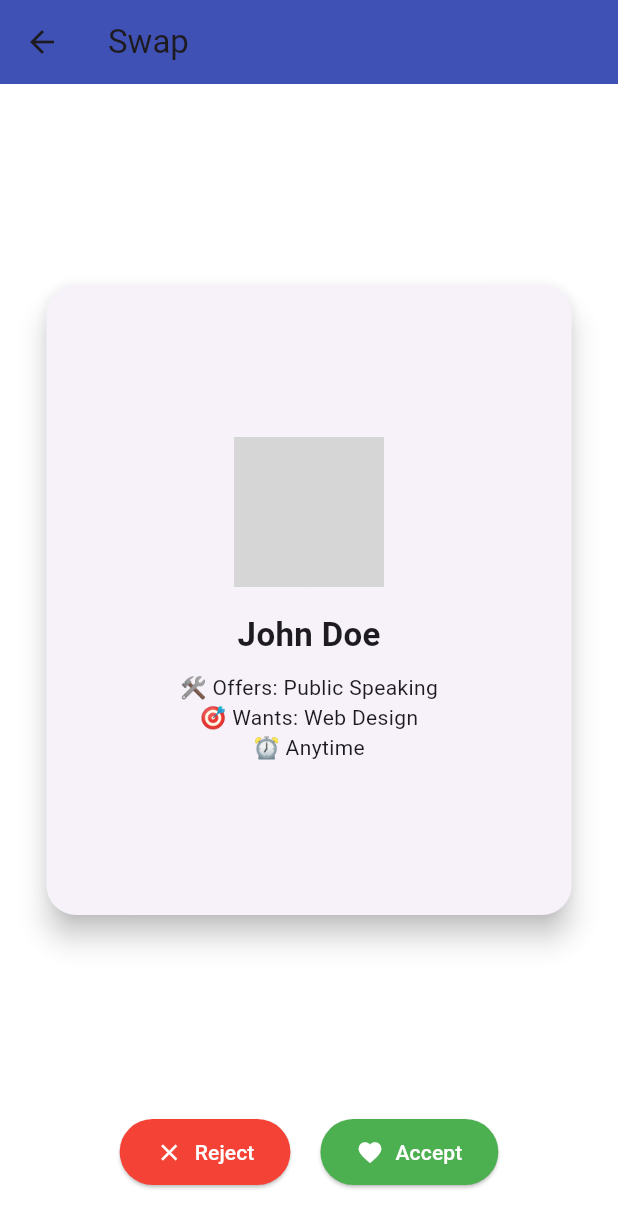
After one commit to ArnabIITP/SkillEx, a Flutter app: the Swap screen opened directly, after a tap on "Reject", after a tap on "Accept", on a phone screen of 412 x 824 dp. The commit adds this screen. Shown: the top 1228 px of the screen. Run offline on Flutter 3.47's test engine with Material 3 defaults, Android fonts, the light colour scheme and no system bars; our stand-ins replace cloud_firestore, firebase_auth, firebase_core; accounts and stored records are empty; network calls fail; grey boxes are pictures that could not be loaded.

Commit message:
updated request and swap page

```diff
--- a/lib/Screen/User/Bottomnav.dart
+++ b/lib/Screen/User/Bottomnav.dart
@@ -1,8 +1,8 @@
 import 'package:flutter/material.dart';
 import 'package:untitled/Screen/User/home.dart';
-import 'package:untitled/Screen/User/swipe.dart';
+import 'package:untitled/Screen/User/Swap.dart';
 import 'package:untitled/Screen/User/profile.dart';
-import 'Search.dart';
+import 'Request.dart';
 
 class BottomNavPage extends StatefulWidget {
   const BottomNavPage({Key? key}) : super(key: key);
@@ -16,8 +16,8 @@ class _BottomNavPageState extends State<BottomNavPage> {
 
   final List<Widget> _screens = [
     HomePage(),       // Home screen with category, users etc.
-    Swipe(),          // Swipe screen
-    SearchPage(),     // Search screen
+    Swap(),          // Swipe screen
+    RequestPage(),     // Search screen
     ProfilePage(),    // Profile screen
   ];
 
@@ -39,8 +39,8 @@ class _BottomNavPageState extends State<BottomNavPage> {
         type: BottomNavigationBarType.fixed,
         items: const [
           BottomNavigationBarItem(icon: Icon(Icons.home), label: 'Home'),
-          BottomNavigationBarItem(icon: Icon(Icons.swap_horiz), label: 'Swipe'),
-          BottomNavigationBarItem(icon: Icon(Icons.search), label: 'Search'),
+          BottomNavigationBarItem(icon: Icon(Icons.swap_horiz), label: 'Swap'),
+          BottomNavigationBarItem(icon: Icon(Icons.child_friendly_outlined), label: 'Request'),
           BottomNavigationBarItem(icon: Icon(Icons.person), label: 'Profile'),
         ],
       ),
--- /dev/null
+++ b/lib/Screen/User/Swap.dart
@@ -0,0 +1,195 @@
+import 'package:cloud_firestore/cloud_firestore.dart';
+import 'package:firebase_auth/firebase_auth.dart';
+import 'package:flutter/material.dart';
+
+class Swap extends StatefulWidget {
+  const Swap({Key? key}) : super(key: key);
+
+  @override
+  State<Swap> createState() => _SwapState();
+}
+
+class _SwapState extends State<Swap> {
+  final List<Map<String, String>> users = [
+    {
+      "uid": "user_001",
+      "name": "Aryan Singh",
+      "skillsOffered": "Flutter, UI/UX",
+      "skillsWanted": "Photoshop",
+      "availability": "Weekends",
+      "photoUrl": "https://via.placeholder.com/100"
+    },
+    {
+      "uid": "user_002",
+      "name": "Sneha Roy",
+      "skillsOffered": "Python, ML",
+      "skillsWanted": "Guitar",
+      "availability": "Evenings",
+      "photoUrl": "https://via.placeholder.com/100"
+    },
+    {
+      "uid": "user_003",
+      "name": "John Doe",
+      "skillsOffered": "Public Speaking",
+      "skillsWanted": "Web Design",
+      "availability": "Anytime",
+      "photoUrl": "https://via.placeholder.com/100"
+    },
+  ];
+
+  int currentIndex = 0;
+  Color backgroundColor = Colors.white;
+
+  void _likeUser() async {
+    final currentUser = FirebaseAuth.instance.currentUser;
+
+    if (currentUser == null) {
+      print("User not logged in");
+      return;
+    }
+
+    final toUser = users[currentIndex];
+
+    await FirebaseFirestore.instance.collection('swipeRequests').add({
+      'fromUserId': currentUser.uid,
+      'fromName': currentUser.displayName ?? "Anonymous",
+      'fromPhoto': currentUser.photoURL ?? "",
+      'toUserId': toUser["uid"] ?? "",
+      'toUserName': toUser["name"],
+      'skillsOffered': toUser["skillsOffered"],
+      'skillsWanted': toUser["skillsWanted"],
+      'availability': toUser["availability"],
+      'photoUrl': toUser["photoUrl"],
+      'timestamp': FieldValue.serverTimestamp(),
+    });
+
+    _nextUser();
+  }
+
+  void _rejectUser() {
+    _nextUser();
+  }
+
+  void _nextUser() {
+    setState(() {
+      currentIndex++;
+      backgroundColor = Colors.white;
+    });
+  }
+
+  void _handleSwipeUpdate(DragUpdateDetails details) {
+    setState(() {
+      if (details.delta.dx > 0) {
+        backgroundColor = Colors.green.shade100;
+      } else if (details.delta.dx < 0) {
+        backgroundColor = Colors.red.shade100;
+      }
+    });
+  }
+
+  void _handleSwipeEnd(DragEndDetails details) {
+    if (backgroundColor == Colors.green.shade100) {
+      _likeUser();
+    } else if (backgroundColor == Colors.red.shade100) {
+      _rejectUser();
+    } else {
+      setState(() => backgroundColor = Colors.white);
+    }
+  }
+
+  @override
+  Widget build(BuildContext context) {
+    if (currentIndex >= users.length) {
+      return Scaffold(
+        appBar: AppBar(title: const Text("Swap"), backgroundColor: Colors.indigo),
+        body: const Center(child: Text("No more users to swap")),
+      );
+    }
+
+    final user = users[currentIndex];
+
+    return Scaffold(
+      backgroundColor: backgroundColor,
+      appBar: AppBar(
+        title: const Text("Swap"),
+        backgroundColor: Colors.indigo,
+      ),
+      body: Column(
+        mainAxisAlignment: MainAxisAlignment.spaceBetween,
+        children: [
+          Expanded(
+            child: GestureDetector(
+              onPanUpdate: _handleSwipeUpdate,
+              onPanEnd: _handleSwipeEnd,
+              child: Center(
+                child: Card(
+                  elevation: 8,
+                  margin: const EdgeInsets.symmetric(horizontal: 20, vertical: 40),
+                  shape: RoundedRectangleBorder(borderRadius: BorderRadius.circular(20)),
+                  child: Container(
+                    padding: const EdgeInsets.all(20),
+                    width: MediaQuery.of(context).size.width * 0.85,
+                    height: 420,
+                    child: Column(
+                      mainAxisAlignment: MainAxisAlignment.center,
+                      children: [
+                        CircleAvatar(
+                          radius: 50,
+                          backgroundImage: NetworkImage(user["photoUrl"]!),
+                        ),
+                        const SizedBox(height: 16),
+                        Text(
+                          user["name"]!,
+                          style: const TextStyle(fontSize: 22, fontWeight: FontWeight.bold),
+                        ),
+                        const SizedBox(height: 10),
+                        Text("🛠️ Offers: ${user["skillsOffered"]}"),
+                        Text("🎯 Wants: ${user["skillsWanted"]}"),
+                        Text("⏰ ${user["availability"]}"),
+                      ],
+                    ),
+                  ),
+                ),
+              ),
+            ),
+          ),
+          Padding(
+            padding: const EdgeInsets.only(bottom: 32),
+            child: Row(
+              mainAxisAlignment: MainAxisAlignment.center,
+              children: [
+                ElevatedButton.icon(
+                  onPressed: () {
+                    setState(() => backgroundColor = Colors.red.shade100);
+                    Future.delayed(const Duration(milliseconds: 200), _rejectUser);
+                  },
+                  icon: const Icon(Icons.close),
+                  label: const Text("Reject"),
+                  style: ElevatedButton.styleFrom(
+                    backgroundColor: Colors.red,
+                    foregroundColor: Colors.white,
+                    padding: const EdgeInsets.symmetric(horizontal: 24, vertical: 12),
+                  ),
+                ),
+                const SizedBox(width: 20),
+                ElevatedButton.icon(
+                  onPressed: () {
+                    setState(() => backgroundColor = Colors.green.shade100);
+                    Future.delayed(const Duration(milliseconds: 200), _likeUser);
+                  },
+                  icon: const Icon(Icons.favorite),
+                  label: const Text("Accept"),
+                  style: ElevatedButton.styleFrom(
+                    backgroundColor: Colors.green,
+                    foregroundColor: Colors.white,
+                    padding: const EdgeInsets.symmetric(horizontal: 24, vertical: 12),
+                  ),
+                ),
+              ],
+            ),
+          ),
+        ],
+      ),
+    );
+  }
+}
```
Also changed, not shown: lib/Screen/User/Request.dart (added, +101 -0 lines), lib/Screen/User/Search.dart (deleted, +0 -21 lines), lib/Screen/User/swipe.dart (deleted, +0 -10 lines), lib/generated/assets.dart.
